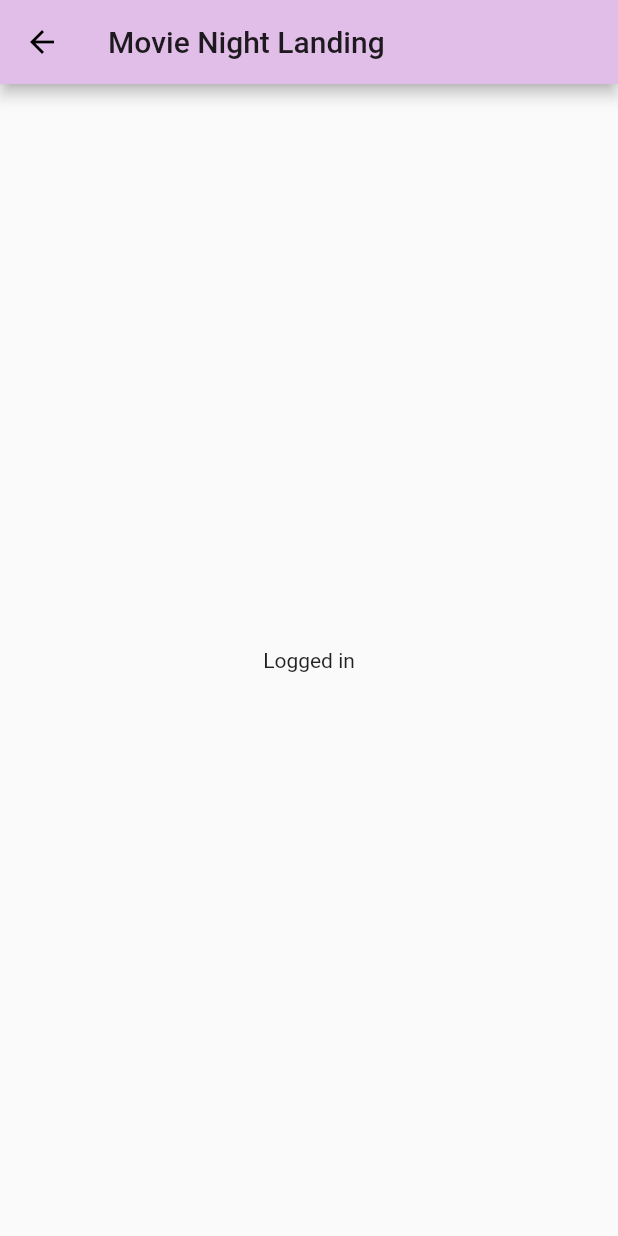
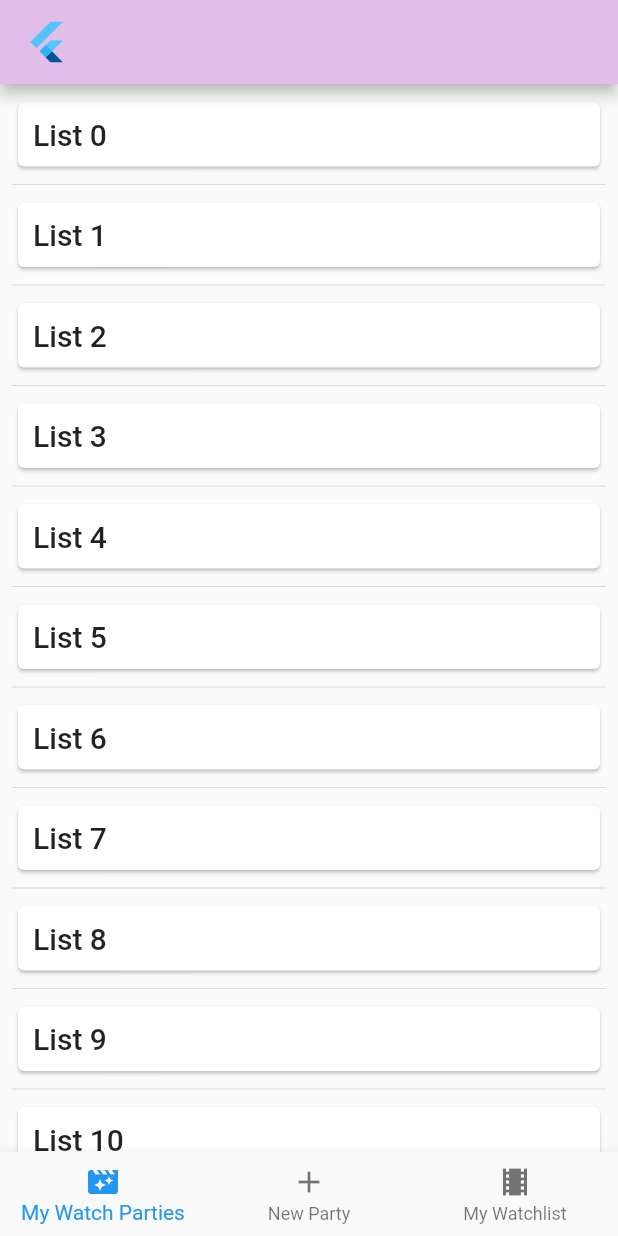
Before and after one commit to n0ahth0mas/movie_night, a Flutter app: the screen it shows after launch, after a tap on "Login", on a phone screen of 412 x 824 dp. Run offline on Flutter 3.47's test engine with Material 2 defaults, Android fonts, the phone set to English and light mode, and no system bars; our stand-ins replace google_fonts; Roboto replaces fonts that are missing (Ubuntu).

Commit message:
Adding basic list page, navbar, structure

```diff
--- a/lib/landing.dart
+++ /dev/null
@@ -1,26 +0,0 @@
-import 'package:flutter/material.dart';
-
-class Landing extends StatefulWidget {
-  @override
-  LandingState createState() => LandingState();
-}
-
-class LandingState extends State<Landing> {
-
-  @override
-  Widget build(BuildContext context) {
-    return Scaffold(
-        appBar: AppBar(title: Text("Movie Night Landing")),
-        body: new Center(
-            child: new Column(
-                mainAxisAlignment: MainAxisAlignment.center,
-                children: <Widget>[
-              new Row(
-                mainAxisAlignment: MainAxisAlignment.spaceEvenly,
-                children: <Widget>[
-                  new Text("Logged in")
-                ],
-              )
-            ])));
-  }
-}
--- /dev/null
+++ b/lib/layout.dart
@@ -0,0 +1,52 @@
+import 'package:flutter/material.dart';
+import 'package:movie_night/partyList.dart';
+
+class Layout extends StatefulWidget {
+  @override
+  LayoutState createState() => LayoutState();
+}
+
+class LayoutState extends State<Layout> {
+  int selectedIndex = 0;
+  final List<Widget> _section = [
+    Party(),
+    Container(
+      child: Text("hello2"),
+    ),
+    Container(
+      child: Text("hello3"),
+    ),
+  ];
+
+  @override
+  Widget build(BuildContext context) {
+    return Scaffold(
+      appBar: AppBar(
+        title: FlutterLogo(
+          size: 30,
+        ),
+        automaticallyImplyLeading: false,
+      ),
+      body: _section[selectedIndex],
+      //Think about expanding the bottom nav with this https://codewithandrea.com/articles/2018-09-13-bottom-bar-navigation-with-fab/
+      bottomNavigationBar: BottomNavigationBar(
+        items: <BottomNavigationBarItem>[
+          BottomNavigationBarItem(
+              icon: Icon(Icons.movie_filter), title: Text("My Watch Parties")),
+          BottomNavigationBarItem(
+              icon: Icon(Icons.add), title: Text("New Party")),
+          BottomNavigationBarItem(
+              icon: Icon(Icons.local_movies), title: Text("My Watchlist")),
+        ],
+        currentIndex: selectedIndex,
+        onTap: onItemTapped,
+      ),
+    );
+  }
+
+  void onItemTapped(int index) {
+    setState(() {
+      selectedIndex = index;
+    });
+  }
+}
--- a/lib/main.dart
+++ b/lib/main.dart
@@ -1,4 +1,5 @@
 import 'package:flutter/material.dart';
+import 'package:google_fonts/google_fonts.dart';
 import 'package:movie_night/splash.dart';
 
 void main() => runApp(MyApp());
@@ -7,6 +8,15 @@ class MyApp extends StatelessWidget {
   @override
   Widget build(BuildContext context) {
     return MaterialApp(
-        theme: ThemeData(primaryColor: Colors.purple[100]), home: Splash());
+      title: "Movie App",
+      debugShowCheckedModeBanner: false,
+      theme: ThemeData(
+        primaryColor: Colors.purple[100],
+        textTheme: GoogleFonts.ubuntuTextTheme(
+          Theme.of(context).textTheme,
+        )),
+      home: Splash());
   }
+
+
 }
--- /dev/null
+++ b/lib/partyList.dart
@@ -0,0 +1,38 @@
+import 'package:flutter/material.dart';
+
+class Party extends StatefulWidget {
+  @override
+  PartyState createState() => PartyState();
+}
+
+class PartyState extends State<Party> {
+  Widget _partyList(int parties) {
+    return ListView.separated(
+      primary: false,
+      shrinkWrap: true,
+      padding: const EdgeInsets.all(8),
+      itemCount: parties,
+      itemBuilder: (BuildContext context, int index) {
+        return _partyRow("List $index");
+      },
+      separatorBuilder: (BuildContext context, int index) => const Divider(),
+    );
+  }
+
+  Widget _partyRow(String name) {
+    return Card(
+        child: Container(
+      padding: EdgeInsets.all(10),
+      child: Text(name, style: Theme.of(context).textTheme.headline6),
+    ));
+  }
+
+  @override
+  Widget build(BuildContext context) {
+    return SingleChildScrollView(
+        child: Container(
+      child: _partyList(20),
+    ));
+  }
+
+}
--- a/lib/splash.dart
+++ b/lib/splash.dart
@@ -1,5 +1,5 @@
 import 'package:flutter/material.dart';
-import 'package:movie_night/landing.dart';
+import 'package:movie_night/layout.dart';
 
 class Splash extends StatefulWidget {
   @override
@@ -10,16 +10,15 @@ class SplashState extends State<Splash> {
   @override
   Widget build(BuildContext context) {
     return Scaffold(
-        appBar: AppBar(title: Text("Movie Night Splash")),
         body: Center(
             child: RaisedButton(
                 padding: const EdgeInsets.all(8.0),
                 textColor: Colors.black,
-                color: Colors.purple[100],
+                color: Colors.purple,
                 child: Text("Login", style: TextStyle(color: Colors.white)),
                 onPressed: () {
                   Navigator.push(context,
-                      MaterialPageRoute(builder: (context) => Landing()));
+                      MaterialPageRoute(builder: (context) => Layout()));
                 })));
   }
 }
--- a/pubspec.yaml
+++ b/pubspec.yaml
@@ -23,6 +23,7 @@ environment:
 dependencies:
   flutter:
     sdk: flutter
+  google_fonts: ^1.1.0
 
 
   # The following adds the Cupertino Icons font to your application.
```
Also changed, not shown: pubspec.lock, 6 other files.
